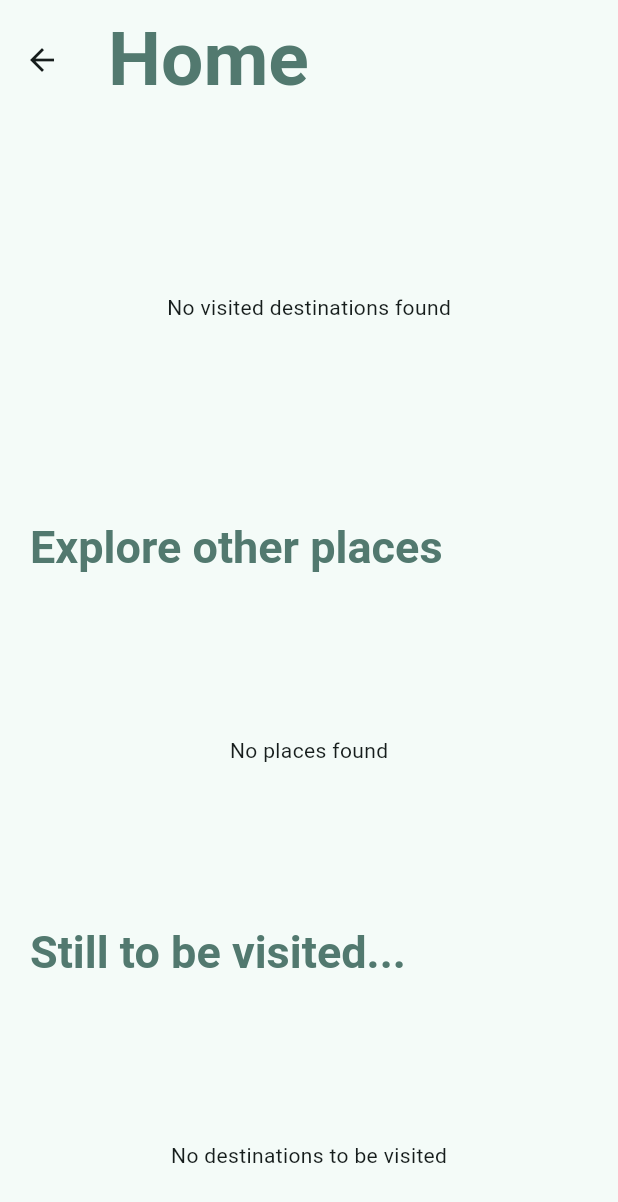
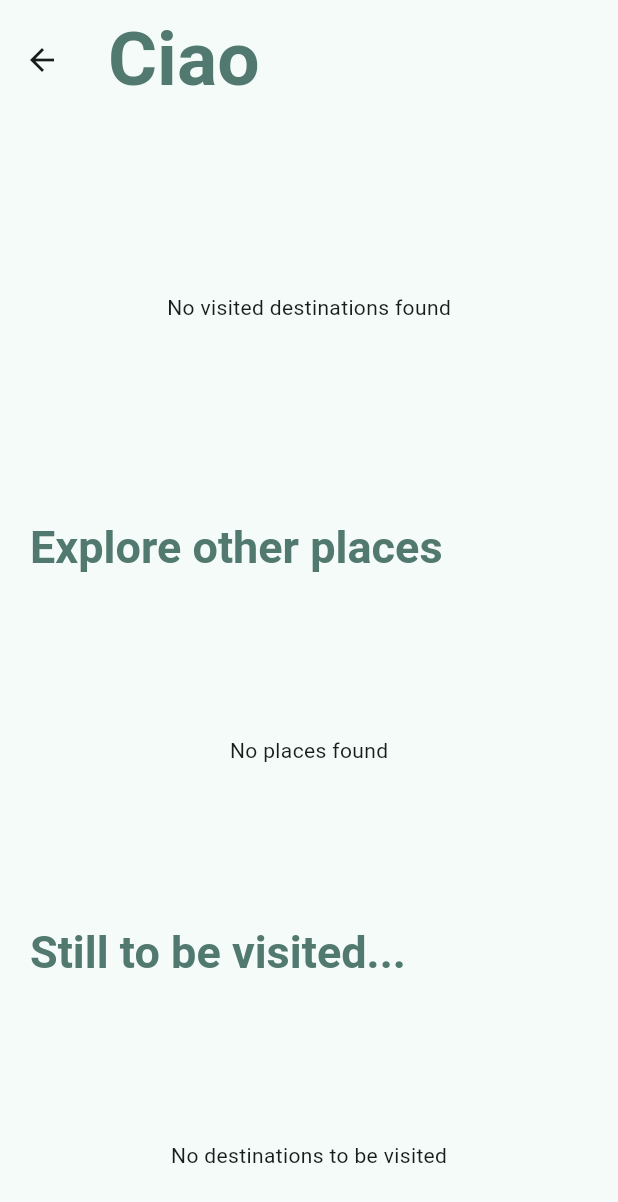
Before and after one commit to KasraAlizadeh/MobileApp, a Flutter app: the HomePage screen opened directly, on a phone screen of 412 x 824 dp. Shown: the top 1202 px of the screen. Run offline on Flutter 3.47's test engine with Material 3 defaults, Android fonts, the phone set to English and light mode, and no system bars; our stand-ins replace awesome_notifications, cached_network_image, cloud_firestore, file_picker, firebase_core, firebase_messaging and 3 more; accounts and stored records are empty; Roboto replaces fonts that are missing (montserrat).

Commit message:
changes to the home page

```diff
--- a/lib/Features/home_page.dart
+++ b/lib/Features/home_page.dart
@@ -25,7 +25,7 @@ class HomePage extends StatelessWidget {
       appBar: AppBar(
         title: const Row(
           children: [
-            Text('Home'),
+            Text('Ciao'),
             SizedBox(width: 8,),
           ],
         ),
```
